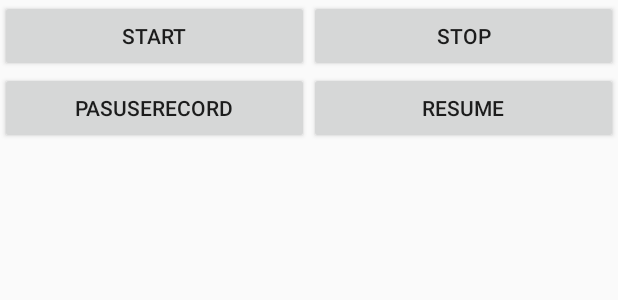
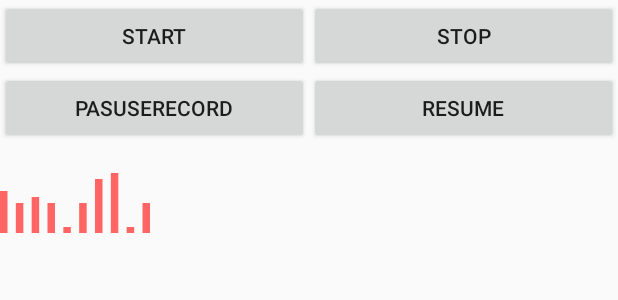
Before and after one commit to chezi008/CZRecorder, an Android app: the layout activity_main.xml on its own in the app's theme, with its tools: preview values and no code run, on a phone screen of 412 x 824 dp. Shown: the top 300 px of the screen. Run offline under Robolectric (Android 15) with nearby library versions, the phone set to English and light mode, and no system bars.

Commit message:
1、添加频谱控件

```diff
--- a/app/src/main/AndroidManifest.xml
+++ b/app/src/main/AndroidManifest.xml
@@ -10,7 +10,7 @@
         android:roundIcon="@mipmap/ic_launcher_round"
         android:supportsRtl="true"
         android:theme="@style/AppTheme">
-        <activity android:name="com.module.mp3recorddemo.com.module.mp3recorder.MainActivity">
+        <activity android:name="com.module.mp3recorder.MainActivity">
             <intent-filter>
                 <action android:name="android.intent.action.MAIN" />
 
--- a/app/src/main/java/com/module/mp3recorder/MainActivity.java
+++ b/app/src/main/java/com/module/mp3recorder/MainActivity.java
@@ -11,6 +11,7 @@ import com.module.mp3recorddemo.R;
 import com.module.mp3recorder.audio.CzAudioRecord;
 import com.module.mp3recorder.audio.Mp3Record;
 import com.module.mp3recorder.listener.AudioRecordListener;
+import com.module.mp3recorder.widget.SpectrumView;
 
 import java.io.File;
 import java.io.IOException;
@@ -25,6 +26,7 @@ public class MainActivity extends AppCompatActivity {
 
     private CzAudioRecord mRecorder;
     private String filePath= Environment.getExternalStorageDirectory().getPath() + "/test.mp3";
+    private SpectrumView spectrum_view;
 
     @Override
     public void onCreate(Bundle savedInstanceState) {
@@ -44,6 +46,7 @@ public class MainActivity extends AppCompatActivity {
             @Override
             public void onClick(View v) {
                 mRecorder.startRecord();
+                spectrum_view.start();
             }
         });
         Button stopButton = (Button) findViewById(R.id.StopButton);
@@ -51,6 +54,7 @@ public class MainActivity extends AppCompatActivity {
             @Override
             public void onClick(View v) {
                 mRecorder.stopRecord();
+                spectrum_view.stop();
             }
         });
         Button btnPause = findViewById(R.id.btn_pause);
@@ -67,6 +71,8 @@ public class MainActivity extends AppCompatActivity {
                 mRecorder.onResume();
             }
         });
+
+        spectrum_view = findViewById(R.id.spectrum_view);
     }
 
     private void createFile() {
--- a/app/src/main/res/layout/activity_main.xml
+++ b/app/src/main/res/layout/activity_main.xml
@@ -2,7 +2,8 @@
 <LinearLayout xmlns:android="http://schemas.android.com/apk/res/android"
     android:layout_width="fill_parent"
     android:layout_height="fill_parent"
-    android:orientation="vertical" >
+    xmlns:app="http://schemas.android.com/apk/res-auto"
+    android:orientation="vertical">
 
     <LinearLayout
         android:layout_width="fill_parent"
@@ -24,6 +25,7 @@
             android:text="Stop" />
     </LinearLayout>
     <LinearLayout
+        android:id="@+id/ll_resume"
         android:layout_width="fill_parent"
         android:layout_height="wrap_content"
         android:orientation="horizontal" >
@@ -46,6 +48,12 @@
     <TextView
         android:id="@+id/StatusTextView"
         android:layout_width="wrap_content"
-        android:layout_height="fill_parent" />
-
+        android:layout_height="wrap_content" />
+    <com.module.mp3recorder.widget.SpectrumView
+        android:id="@+id/spectrum_view"
+        android:layout_width="100dp"
+        android:layout_height="40dp"
+        app:rectangle_color="#FF6565"
+        app:rectangle_width="5dp"
+        app:rectangle_num="10"/>
 </LinearLayout>
--- a/app/src/main/res/values/styles.xml
+++ b/app/src/main/res/values/styles.xml
@@ -11,7 +11,7 @@
     <declare-styleable name="SpectrumView">
         <attr name="rectangle_color" format="color" />
         <attr name="rectangle_num" format="integer" />
-        <attr name="rectangle_width" format="float" />
+        <attr name="rectangle_width" format="dimension" />
         <attr name="rectangle_speed" format="integer" />
     </declare-styleable>
 </resources>
```
Also changed, not shown: app/src/main/java/com/module/mp3recorder/widget/SpectrumView.java (+42 -47 lines).
